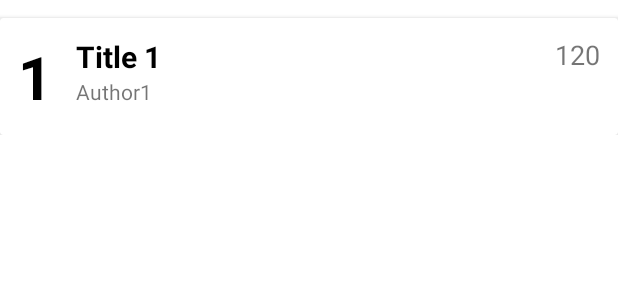
After one commit to 00Johny00/E-Health, an Android app: the layout activity_my_row.xml on its own in the app's theme, with its tools: preview values and no code run, on a phone screen of 412 x 824 dp. The commit adds this screen. Shown: the top 300 px of the screen. Run offline under Robolectric (Android 15) with nearby library versions, the phone set to English and light mode, and no system bars.

Commit message:
updatedRecycledView

```diff
--- a/app/src/main/AndroidManifest.xml
+++ b/app/src/main/AndroidManifest.xml
@@ -2,6 +2,7 @@
 <manifest xmlns:android="http://schemas.android.com/apk/res/android"
     package="com.mojprogram.e_zdrowie" >
 
+    <uses-permission android:name="android.permission.INTERNET"/>
     <application
         android:allowBackup="true"
         android:icon="@drawable/ic_launcher"
--- a/app/src/main/java/com/mojprogram/e_zdrowie/MainWeight.java
+++ b/app/src/main/java/com/mojprogram/e_zdrowie/MainWeight.java
@@ -22,7 +22,7 @@ import android.widget.Button;
 
 public class MainWeight extends AppCompatActivity {
     private Button buttonWeightCheckOK;
-    private MainActivity mainActivity;
+    MainActivity mainActivity = new MainActivity();
 
     @Override
     protected void onCreate(Bundle savedInstanceState) {
@@ -34,7 +34,7 @@ public class MainWeight extends AppCompatActivity {
             public void onClick(View v) {
                 //Tworzymy notyfikację
                 Context context = MainWeight.this;
-                mainActivity.createNotification(DELAY_TIME_FOR_NOTIFICATION_8H,"NotificationMainWeight","channelWeight",201,context);
+                mainActivity.createNotification(DELAY_TIME_FOR_NOTIFICATION_24H,"Please check your weight","channelWeight",201,context);
                 // Przekierowanie na kolejny widok
                 Intent intent = new Intent(MainWeight.this, MainMenu.class);
                 startActivity(intent);
--- /dev/null
+++ b/app/src/main/res/layout/activity_my_row.xml
@@ -0,0 +1,63 @@
+<?xml version="1.0" encoding="utf-8"?>
+<LinearLayout xmlns:android="http://schemas.android.com/apk/res/android"
+    xmlns:app="http://schemas.android.com/apk/res-auto"
+    xmlns:tools="http://schemas.android.com/tools"
+    android:orientation="vertical" android:layout_width="match_parent"
+    android:layout_height="wrap_content"
+    android:id="@+id/mainLayout">
+
+    <androidx.cardview.widget.CardView
+        android:id="@+id/cardView"
+        android:layout_width="match_parent"
+        android:layout_height="wrap_content"
+        android:layout_marginTop="12dp">
+
+        <androidx.constraintlayout.widget.ConstraintLayout
+            android:layout_width="match_parent"
+            android:layout_height="wrap_content"
+            android:padding="12dp">
+
+            <TextView
+                android:id="@+id/book_id_txt"
+                android:layout_width="wrap_content"
+                android:layout_height="wrap_content"
+                android:text="1"
+                android:textSize="40sp"
+                android:textStyle="bold"
+                android:textColor="#000"
+                app:layout_constraintBottom_toBottomOf="parent"
+                app:layout_constraintStart_toStartOf="parent"
+                app:layout_constraintTop_toTopOf="parent" />
+
+            <TextView
+                android:id="@+id/book_title_txt"
+                android:layout_width="wrap_content"
+                android:layout_height="wrap_content"
+                android:layout_marginStart="16dp"
+                android:layout_marginLeft="16dp"
+                android:text="Title 1"
+                android:textSize="20sp"
+                android:textStyle="bold"
+                android:textColor="#000"
+                app:layout_constraintStart_toEndOf="@+id/book_id_txt"
+                app:layout_constraintTop_toTopOf="@+id/book_id_txt" />
+
+            <TextView
+                android:id="@+id/book_author_txt"
+                android:layout_width="wrap_content"
+                android:layout_height="wrap_content"
+                android:text="Author1"
+                app:layout_constraintStart_toStartOf="@+id/book_title_txt"
+                app:layout_constraintTop_toBottomOf="@+id/book_title_txt" />
+
+            <TextView
+                android:id="@+id/book_pages_txt"
+                android:layout_width="wrap_content"
+                android:layout_height="wrap_content"
+                android:text="120"
+                android:textSize="18sp"
+                app:layout_constraintEnd_toEndOf="parent"
+                app:layout_constraintTop_toTopOf="parent" />
+        </androidx.constraintlayout.widget.ConstraintLayout>
+    </androidx.cardview.widget.CardView>
+</LinearLayout>
```
Also changed, not shown: app/src/main/java/com/mojprogram/e_zdrowie/CustomAdapter.java (added, +79 -0 lines), app/src/main/java/com/mojprogram/e_zdrowie/MainActivity.java (+12 -8 lines), app/src/main/java/com/mojprogram/e_zdrowie/MainBloodPressure.java (+6 -3 lines), app/src/main/java/com/mojprogram/e_zdrowie/MainCheckAll.java (+11 -2 lines), app/src/main/java/com/mojprogram/e_zdrowie/MainFluid.java (+7 -3 lines), app/src/main/java/com/mojprogram/e_zdrowie/MainMedicines.java (+9 -5 lines), app/src/main/java/com/mojprogram/e_zdrowie/MainSummary.java (+63 -8 lines), app/src/main/java/com/mojprogram/e_zdrowie/Model.java (added, +103 -0 lines), app/src/main/res/layout/activity_main_fill_all.xml (+8 -8 lines), app/src/main/res/layout/activity_main_summary.xml (+24 -48 lines), app/build.gradle (line endings or trailing spaces).
